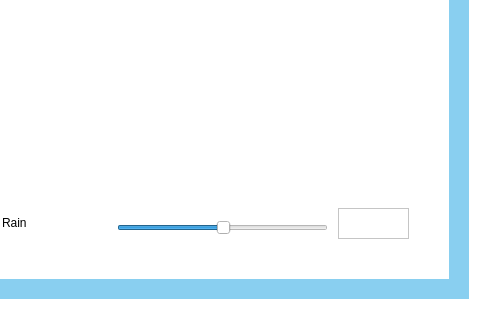
This is mainwindow.ui in lotila/RoadConditionsDashboard as Qt 5 draws it before an edit; both pictures show x 762 to 1242 and y 472 to 792 of the 1242 by 792 pixel window. The edited form follows.
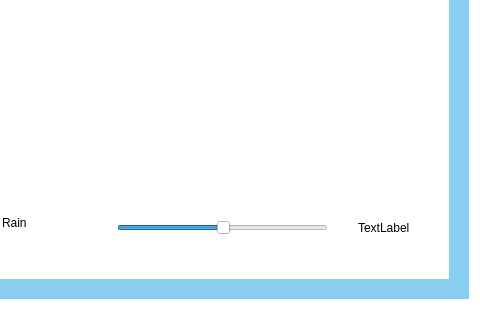
This is the edited form. The open tabs and pages were chosen to show the change. Custom widgets are drawn as their Qt base class.

Commit message: Weatherpage slider, roadpage buttons

Patch:
```diff
--- a/mainwindow.ui
+++ b/mainwindow.ui
@@ -3066,201 +3066,9 @@
      </property>
      <property name="palette">
       <palette>
-       <active>
-        <colorrole role="WindowText">
-         <brush brushstyle="SolidPattern">
-          <color alpha="255">
-           <red>0</red>
-           <green>0</green>
-           <blue>0</blue>
-          </color>
-         </brush>
-        </colorrole>
-        <colorrole role="Button">
-         <brush brushstyle="SolidPattern">
-          <color alpha="255">
-           <red>137</red>
-           <green>207</green>
-           <blue>240</blue>
-          </color>
-         </brush>
-        </colorrole>
-        <colorrole role="Text">
-         <brush brushstyle="SolidPattern">
-          <color alpha="255">
-           <red>0</red>
-           <green>0</green>
-           <blue>0</blue>
-          </color>
-         </brush>
-        </colorrole>
-        <colorrole role="BrightText">
-         <brush brushstyle="SolidPattern">
-          <color alpha="255">
-           <red>0</red>
-           <green>0</green>
-           <blue>0</blue>
-          </color>
-         </brush>
-        </colorrole>
-        <colorrole role="ButtonText">
-         <brush brushstyle="SolidPattern">
-          <color alpha="255">
-           <red>0</red>
-           <green>0</green>
-           <blue>0</blue>
-          </color>
-         </brush>
-        </colorrole>
-        <colorrole role="Base">
-         <brush brushstyle="SolidPattern">
-          <color alpha="255">
-           <red>137</red>
-           <green>207</green>
-           <blue>240</blue>
-          </color>
-         </brush>
-        </colorrole>
-        <colorrole role="Window">
-         <brush brushstyle="SolidPattern">
-          <color alpha="255">
-           <red>137</red>
-           <green>207</green>
-           <blue>240</blue>
-          </color>
-         </brush>
-        </colorrole>
-       </active>
-       <inactive>
-        <colorrole role="WindowText">
-         <brush brushstyle="SolidPattern">
-          <color alpha="255">
-           <red>208</red>
-           <green>208</green>
-           <blue>208</blue>
-          </color>
-         </brush>
-        </colorrole>
-        <colorrole role="Button">
-         <brush brushstyle="SolidPattern">
-          <color alpha="255">
-           <red>137</red>
-           <green>207</green>
-           <blue>240</blue>
-          </color>
-         </brush>
-        </colorrole>
-        <colorrole role="Text">
-         <brush brushstyle="SolidPattern">
-          <color alpha="255">
-           <red>208</red>
-           <green>208</green>
-           <blue>208</blue>
-          </color>
-         </brush>
-        </colorrole>
-        <colorrole role="BrightText">
-         <brush brushstyle="SolidPattern">
-          <color alpha="255">
-           <red>255</red>
-           <green>51</green>
-           <blue>51</blue>
-          </color>
-         </brush>
-        </colorrole>
-        <colorrole role="ButtonText">
-         <brush brushstyle="SolidPattern">
-          <color alpha="255">
-           <red>208</red>
-           <green>208</green>
-           <blue>208</blue>
-          </color>
-         </brush>
-        </colorrole>
-        <colorrole role="Base">
-         <brush brushstyle="SolidPattern">
-          <color alpha="255">
-           <red>137</red>
-           <green>207</green>
-           <blue>240</blue>
-          </color>
-         </brush>
-        </colorrole>
-        <colorrole role="Window">
-         <brush brushstyle="SolidPattern">
-          <color alpha="255">
-           <red>137</red>
-           <green>207</green>
-           <blue>240</blue>
-          </color>
-         </brush>
-        </colorrole>
-       </inactive>
-       <disabled>
-        <colorrole role="WindowText">
-         <brush brushstyle="SolidPattern">
-          <color alpha="255">
-           <red>0</red>
-           <green>0</green>
-           <blue>0</blue>
-          </color>
-         </brush>
-        </colorrole>
-        <colorrole role="Button">
-         <brush brushstyle="SolidPattern">
-          <color alpha="255">
-           <red>137</red>
-           <green>207</green>
-           <blue>240</blue>
-          </color>
-         </brush>
-        </colorrole>
-        <colorrole role="Text">
-         <brush brushstyle="SolidPattern">
-          <color alpha="255">
-           <red>0</red>
-           <green>0</green>
-           <blue>0</blue>
-          </color>
-         </brush>
-        </colorrole>
-        <colorrole role="BrightText">
-         <brush brushstyle="SolidPattern">
-          <color alpha="255">
-           <red>0</red>
-           <green>0</green>
-           <blue>0</blue>
-          </color>
-         </brush>
-        </colorrole>
-        <colorrole role="ButtonText">
-         <brush brushstyle="SolidPattern">
-          <color alpha="255">
-           <red>0</red>
-           <green>0</green>
-           <blue>0</blue>
-          </color>
-         </brush>
-        </colorrole>
-        <colorrole role="Base">
-         <brush brushstyle="SolidPattern">
-          <color alpha="255">
-           <red>137</red>
-           <green>207</green>
-           <blue>240</blue>
-          </color>
-         </brush>
-        </colorrole>
-        <colorrole role="Window">
-         <brush brushstyle="SolidPattern">
-          <color alpha="255">
-           <red>137</red>
-           <green>207</green>
-           <blue>240</blue>
-          </color>
-         </brush>
-        </colorrole>
-       </disabled>
+       <active/>
+       <inactive/>
+       <disabled/>
       </palette>
      </property>
      <property name="autoFillBackground">
@@ -3280,201 +3088,9 @@
       </property>
       <property name="palette">
        <palette>
-        <active>
-         <colorrole role="WindowText">
-          <brush brushstyle="SolidPattern">
-           <color alpha="255">
-            <red>0</red>
-            <green>0</green>
-            <blue>0</blue>
-           </color>
-          </brush>
-         </colorrole>
-         <colorrole role="Button">
-          <brush brushstyle="SolidPattern">
-           <color alpha="255">
-            <red>255</red>
-            <green>255</green>
-            <blue>255</blue>
-           </color>
-          </brush>
-         </colorrole>
-         <colorrole role="Text">
-          <brush brushstyle="SolidPattern">
-           <color alpha="255">
-            <red>0</red>
-            <green>0</green>
-            <blue>0</blue>
-           </color>
-          </brush>
-         </colorrole>
-         <colorrole role="BrightText">
-          <brush brushstyle="SolidPattern">
-           <color alpha="255">
-            <red>0</red>
-            <green>0</green>
-            <blue>0</blue>
-           </color>
-          </brush>
-         </colorrole>
-         <colorrole role="ButtonText">
-          <brush brushstyle="SolidPattern">
-           <color alpha="255">
-            <red>0</red>
-            <green>0</green>
-            <blue>0</blue>
-           </color>
-          </brush>
-         </colorrole>
-         <colorrole role="Base">
-          <brush brushstyle="SolidPattern">
-           <color alpha="255">
-            <red>255</red>
-            <green>255</green>
-            <blue>255</blue>
-           </color>
-          </brush>
-         </colorrole>
-         <colorrole role="Window">
-          <brush brushstyle="SolidPattern">
-           <color alpha="255">
-            <red>255</red>
-            <green>255</green>
-            <blue>255</blue>
-           </color>
-          </brush>
-         </colorrole>
-        </active>
-        <inactive>
-         <colorrole role="WindowText">
-          <brush brushstyle="SolidPattern">
-           <color alpha="255">
-            <red>208</red>
-            <green>208</green>
-            <blue>208</blue>
-           </color>
-          </brush>
-         </colorrole>
-         <colorrole role="Button">
-          <brush brushstyle="SolidPattern">
-           <color alpha="255">
-            <red>255</red>
-            <green>255</green>
-            <blue>255</blue>
-           </color>
-          </brush>
-         </colorrole>
-         <colorrole role="Text">
-          <brush brushstyle="SolidPattern">
-           <color alpha="255">
-            <red>208</red>
-            <green>208</green>
-            <blue>208</blue>
-           </color>
-          </brush>
-         </colorrole>
-         <colorrole role="BrightText">
-          <brush brushstyle="SolidPattern">
-           <color alpha="255">
-            <red>255</red>
-            <green>51</green>
-            <blue>51</blue>
-           </color>
-          </brush>
-         </colorrole>
-         <colorrole role="ButtonText">
-          <brush brushstyle="SolidPattern">
-           <color alpha="255">
-            <red>208</red>
-            <green>208</green>
-            <blue>208</blue>
-           </color>
-          </brush>
-         </colorrole>
-         <colorrole role="Base">
-          <brush brushstyle="SolidPattern">
-           <color alpha="255">
-            <red>255</red>
-            <green>255</green>
-            <blue>255</blue>
-           </color>
-          </brush>
-         </colorrole>
-         <colorrole role="Window">
-          <brush brushstyle="SolidPattern">
-           <color alpha="255">
-            <red>255</red>
-            <green>255</green>
-            <blue>255</blue>
-           </color>
-          </brush>
-         </colorrole>
-        </inactive>
-        <disabled>
-         <colorrole role="WindowText">
-          <brush brushstyle="SolidPattern">
-           <color alpha="255">
-            <red>0</red>
-            <green>0</green>
-            <blue>0</blue>
-           </color>
-          </brush>
-         </colorrole>
-         <colorrole role="Button">
-          <brush brushstyle="SolidPattern">
-           <color alpha="255">
-            <red>255</red>
-            <green>255</green>
-            <blue>255</blue>
-           </color>
-          </brush>
-         </colorrole>
-         <colorrole role="Text">
-          <brush brushstyle="SolidPattern">
-           <color alpha="255">
-            <red>0</red>
-            <green>0</green>
-            <blue>0</blue>
-           </color>
-          </brush>
-         </colorrole>
-         <colorrole role="BrightText">
-          <brush brushstyle="SolidPattern">
-           <color alpha="255">
-            <red>0</red>
-            <green>0</green>
-            <blue>0</blue>
-           </color>
-          </brush>
-         </colorrole>
-         <colorrole role="ButtonText">
-          <brush brushstyle="SolidPattern">
-           <color alpha="255">
-            <red>0</red>
-            <green>0</green>
-            <blue>0</blue>
-           </color>
-          </brush>
-         </colorrole>
-         <colorrole role="Base">
-          <brush brushstyle="SolidPattern">
-           <color alpha="255">
-            <red>255</red>
-            <green>255</green>
-            <blue>255</blue>
-           </color>
-          </brush>
-         </colorrole>
-         <colorrole role="Window">
-          <brush brushstyle="SolidPattern">
-           <color alpha="255">
-            <red>255</red>
-            <green>255</green>
-            <blue>255</blue>
-           </color>
-          </brush>
-         </colorrole>
-        </disabled>
+        <active/>
+        <inactive/>
+        <disabled/>
        </palette>
       </property>
       <property name="styleSheet">
@@ -3980,15 +3596,18 @@
         <enum>Qt::Horizontal</enum>
        </property>
       </widget>
-      <widget class="QTextBrowser" name="textBrowser_2">
+      <widget class="QLabel" name="timeLineSelectedWP">
        <property name="geometry">
         <rect>
-         <x>1070</x>
-         <y>590</y>
-         <width>71</width>
-         <height>31</height>
+         <x>1090</x>
+         <y>600</y>
+         <width>76</width>
+         <height>19</height>
         </rect>
        </property>
+       <property name="text">
+        <string>TextLabel</string>
+       </property>
       </widget>
      </widget>
      <widget class="QLabel" name="weatherLabel_5">
```
Left out of the diff: 220 changed lines with no effect on the pictures. The commit also changes 4 other files.
